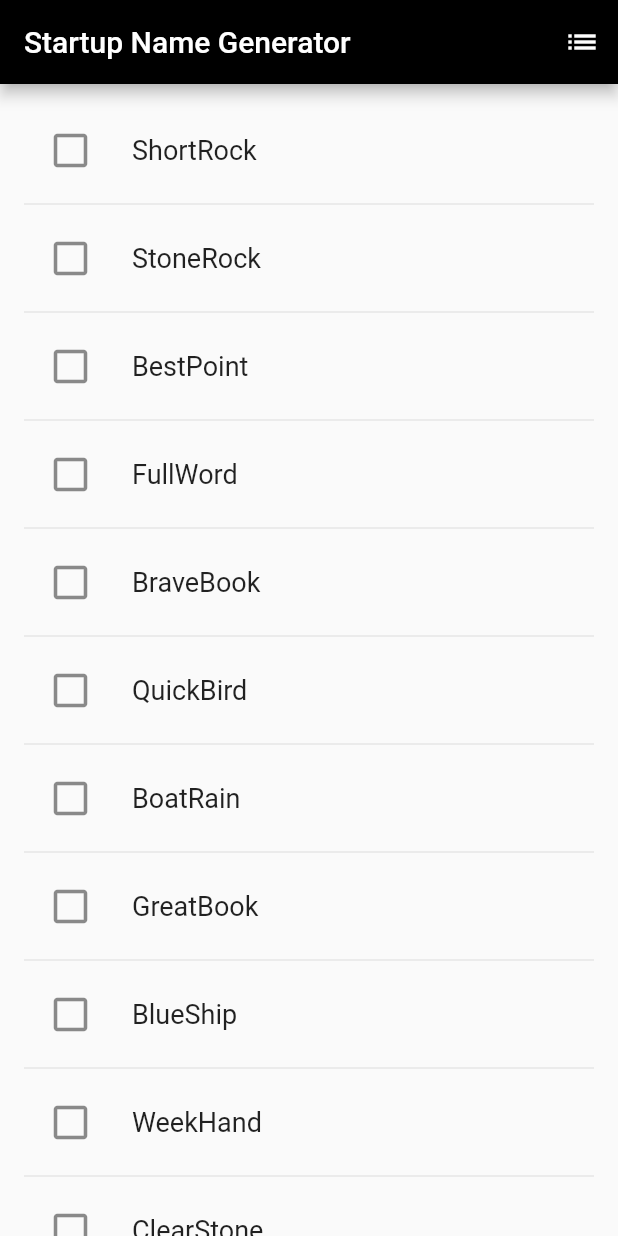
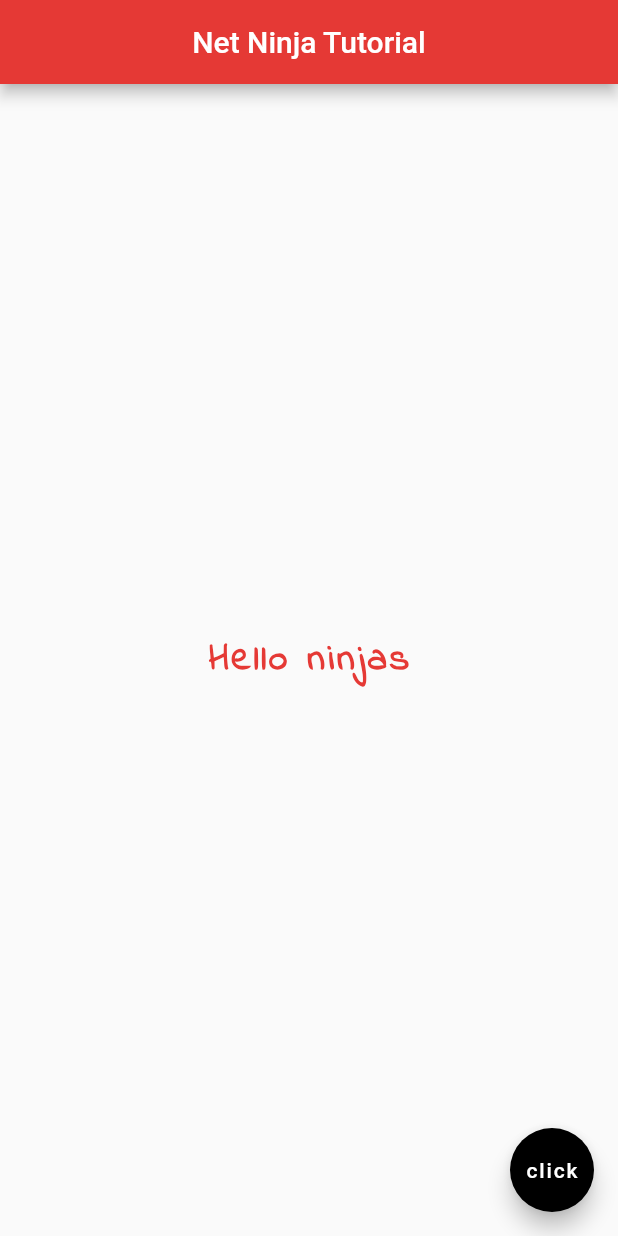
Before and after one commit to Jean-Barbosa9/flutter-getting-started, a Flutter app: the screen it shows after launch, on a phone screen of 412 x 824 dp. Run offline on Flutter 3.47's test engine with Material 2 defaults, Android fonts, the phone set to English and light mode, and no system bars.

Commit message:
Following Net Ninja Tutorial

```diff
--- a/lib/main.dart
+++ b/lib/main.dart
@@ -1,110 +1,41 @@
 import 'package:flutter/material.dart';
-import 'package:english_words/english_words.dart';
 
-void main() => runApp(StartupNames());
+// Code base on Net Ninja YouTube Tutorial
 
-class StartupNames extends StatelessWidget {
-  @override
-  Widget build(BuildContext context) {
-    return MaterialApp(
-      title: 'Startup Name Generator',
-      theme: ThemeData(
-        primaryColor: Colors.black,
+void main() =>
+    runApp(
+      MaterialApp(
+        title: 'Net Ninja Tutorial',
+        home: NetNinjasTutorial(),
       ),
-      home: RandomWords(),
     );
-  }
-}
 
-class RandomWords extends StatefulWidget {
-  @override
-  RandomWordsState createState() => RandomWordsState();
-}
-
-class RandomWordsState extends State<RandomWords> {
-  final List<WordPair> _suggestions = <WordPair>[];
-  final Set<WordPair> _saved = Set<WordPair>();
-  final TextStyle _biggerFont = const TextStyle(fontSize: 18.0);
-
+class NetNinjasTutorial extends StatelessWidget {
   @override
   Widget build(BuildContext context) {
     return Scaffold(
       appBar: AppBar(
-        title: Text('Startup Name Generator'),
-        actions: <Widget>[
-          IconButton(icon: Icon(Icons.list), onPressed: _pushSaved),
-        ]
+        title: Text('Net Ninja Tutorial'),
+        centerTitle: true,
+        backgroundColor: Colors.red[600],
       ),
-      body: _buildSuggestions(),
-    );
-  }
-
-  void _pushSaved() {
-    Navigator.of(context).push(
-      MaterialPageRoute<void>(
-        builder: (BuildContext context) {
-          final Iterable<ListTile> tiles = _saved.map(
-            (WordPair pair) {
-              return ListTile(
-                title: Text(
-                  pair.asPascalCase,
-                  style: _biggerFont,
-                )
-              );
-            },
-          );
-
-          final List<Widget> divided = ListTile.divideTiles(
-            context: context,
-            tiles: tiles,
-          ).toList();
-
-          return Scaffold(
-            appBar: AppBar(
-              title: Text('Saved Suggestions'),
-            ),
-            body: ListView(children: divided)
-          );
-        },
+      body: Center(
+        child: Text(
+        'Hello ninjas',
+        style: TextStyle(
+          fontFamily: 'IndieFlower',
+          fontSize: 25.0,
+          color: Colors.red[600],
+          fontWeight: FontWeight.bold,
+          letterSpacing: 2.0,
+          )
+        )
+      ),
+      floatingActionButton: FloatingActionButton(
+        onPressed: () {},
+        child: Text('click'),
+        backgroundColor: Colors.black,
       ),
     );
   }
-
-  Widget _buildRow(WordPair pair) {
-    final bool alreadySaved = _saved.contains(pair);
-    return ListTile(
-      leading: Icon(
-        alreadySaved ? Icons.check : Icons.check_box_outline_blank,
-        color: alreadySaved ? Colors.black : null,
-        size: 30,
-      ),
-      title: Text(
-        pair.asPascalCase,
-        style: _biggerFont,
-      ),
-      onTap:(() {
-        setState(() {
-          if(alreadySaved) {
-            _saved.remove(pair);
-          } else {
-            _saved.add(pair);
-          }
-        });
-      }),
-    );
-  }
-
-  Widget _buildSuggestions() {
-    return ListView.builder(
-      padding: const EdgeInsets.all(16.0),
-      itemBuilder: (context, i) {
-        if(i.isOdd) return Divider();
-        final index = i ~/ 2;
-        if(index >= _suggestions.length) {
-          _suggestions.addAll(generateWordPairs().take(10));
-        }
-        return _buildRow(_suggestions[index]);
-      },
-    );
-  }
 }
```
